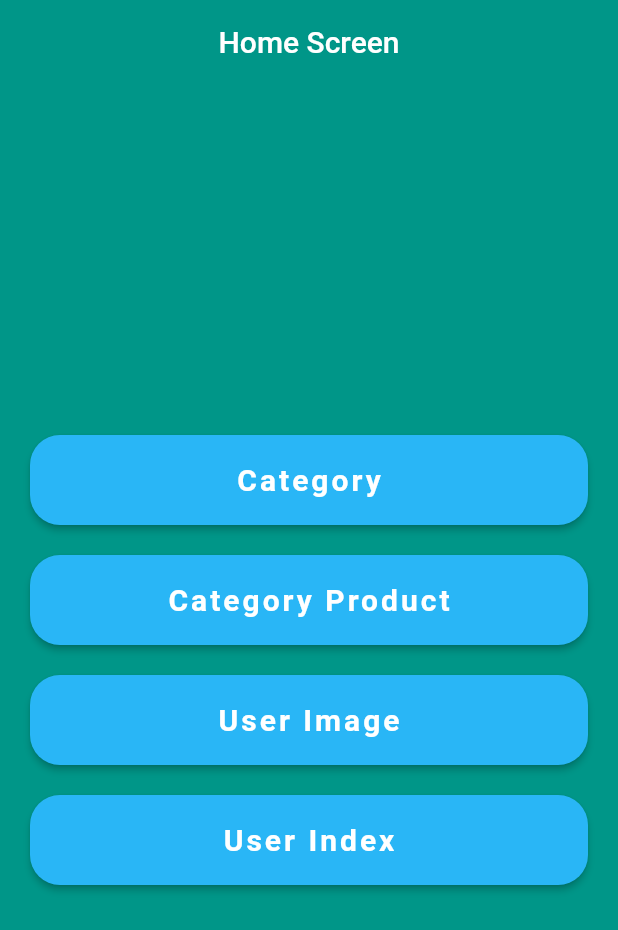
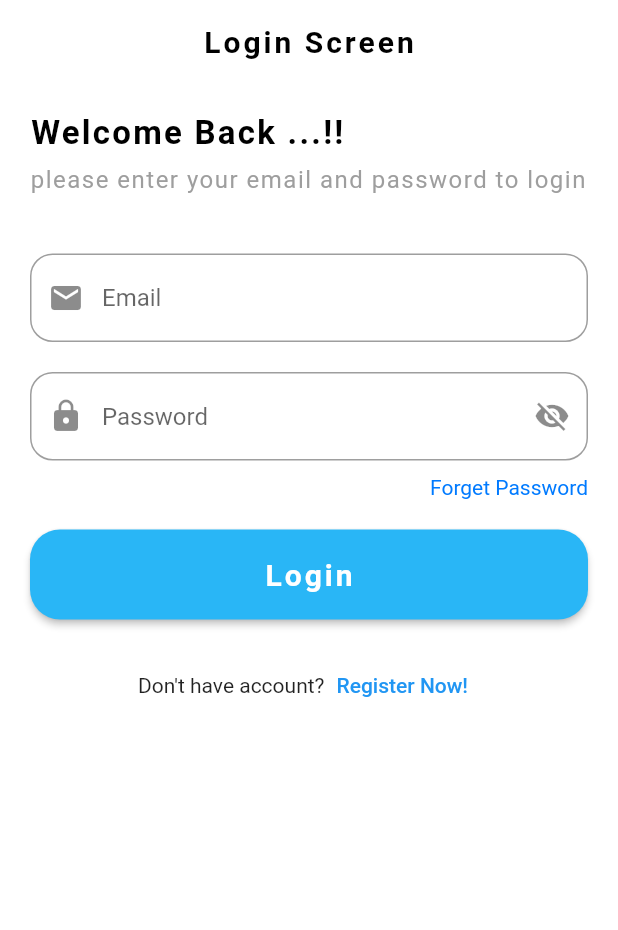
Before and after one commit to Nahed2000/api_with_ui, a Flutter app: the screen it shows after launch, on a phone screen of 412 x 824 dp. Shown: the top 930 px of the screen. Run offline on Flutter 3.47's test engine with Material 2 defaults, Android fonts, the phone set to English and light mode, and no system bars; our stand-ins replace get, shared_preferences; accounts and stored records are empty.

Commit message:
login screen api & ui

```diff
--- a/lib/api/api_controller/auth_api_controller.dart
+++ b/lib/api/api_controller/auth_api_controller.dart
@@ -30,7 +30,7 @@ class AuthApiController with ApiHelper {
     required String email,
     required String password,
   }) async {
-    var url = Uri.parse(ApiSetting.register);
+    var url = Uri.parse(ApiSetting.login);
     var response = await http.post(url, body: {
       "password": password,
       "email": email,
--- a/lib/main.dart
+++ b/lib/main.dart
@@ -1,3 +1,4 @@
+import 'package:api_review/screen/auth/login_screen.dart';
 import 'package:api_review/screen/category/categories_screen.dart';
 import 'package:api_review/screen/category/categoty_product.dart';
 import 'package:api_review/screen/home_screen.dart';
@@ -5,7 +6,10 @@ import 'package:api_review/screen/lunch_screen.dart';
 import 'package:api_review/screen/user/user_image_screen.dart';
 import 'package:api_review/screen/user/user_index.dart';
 import 'package:api_review/storeg/pref_controller.dart';
+import 'package:flutter/gestures.dart';
 import 'package:flutter/material.dart';
+
+import 'screen/auth/forget_password.dart';
 
 void main() async{
   WidgetsFlutterBinding.ensureInitialized();
@@ -21,10 +25,12 @@ class MyApp extends StatelessWidget {
   Widget build(BuildContext context) {
     return  MaterialApp(
       debugShowCheckedModeBanner: false,
-      initialRoute:'/lunch_screen',
+      initialRoute:'/login_screen',
         routes:
         {
           '/lunch_screen':(context) =>const LunchScreen(),
+          '/login_screen':(context) =>const LoginScreen(),
+          '/forget_password':(context) =>const ForgetPassword(),
           '/home_screen':(context) =>const HomeScreen(),
           '/categories_screen':(context) =>const CategoriesScreen(),
           '/category_product':(context) =>const CategoryProductScreen(),
--- /dev/null
+++ b/lib/screen/auth/login_screen.dart
@@ -0,0 +1,151 @@
+import 'package:api_review/api/api_controller/auth_api_controller.dart';
+import 'package:api_review/model/api_response.dart';
+import 'package:api_review/util/helper.dart';
+import 'package:api_review/widget/custom_button.dart';
+import 'package:flutter/cupertino.dart';
+import 'package:flutter/material.dart';
+
+import '../../widget/custom_text_field.dart';
+
+class LoginScreen extends StatefulWidget {
+  const LoginScreen({Key? key}) : super(key: key);
+
+  @override
+  State<LoginScreen> createState() => _LoginScreenState();
+}
+
+class _LoginScreenState extends State<LoginScreen> with Helper {
+  late TextEditingController _emailController;
+  late TextEditingController _passwordController;
+
+  @override
+  void initState() {
+    // TODO: implement initState
+    _emailController = TextEditingController();
+    _passwordController = TextEditingController();
+    super.initState();
+  }
+
+  @override
+  void dispose() {
+    // TODO: implement dispose
+    _emailController.dispose();
+    _passwordController.dispose();
+    super.dispose();
+  }
+
+  @override
+  Widget build(BuildContext context) {
+    return Scaffold(
+      backgroundColor: Colors.white,
+      appBar: AppBar(
+        elevation: 0,
+        backgroundColor: Colors.white,
+        centerTitle: true,
+        title: const Text(
+          'Login Screen',
+          style: TextStyle(
+              color: Colors.black,
+              fontSize: 20,
+              letterSpacing: 2,
+              fontWeight: FontWeight.bold),
+        ),
+      ),
+      body: Padding(
+        padding: const EdgeInsets.all(20.0),
+        child: Column(
+          // mainAxisAlignment: MainAxisAlignment.s,
+          crossAxisAlignment: CrossAxisAlignment.start,
+          children: [
+            const Text(
+              'Welcome Back ...!!',
+              style: TextStyle(
+                color: Colors.black,
+                fontSize: 22,
+                letterSpacing: 1.5,
+                fontWeight: FontWeight.bold,
+              ),
+            ),
+            const SizedBox(height: 8),
+            const Text(
+              'please enter your email and password to login ',
+              style: TextStyle(
+                color: Colors.grey,
+                fontSize: 16,
+                letterSpacing: 1,
+                fontWeight: FontWeight.w400,
+              ),
+            ),
+            const SizedBox(height: 40),
+            CustomTextField(
+              controller: _emailController,
+              hintText: 'Email',
+              prefixIcon: Icons.email,
+            ),
+            const SizedBox(height: 20),
+            CustomTextField(
+              controller: _passwordController,
+              hintText: 'Password',
+              prefixIcon: Icons.lock,
+              obSecured: true,
+            ),
+            const SizedBox(height: 10),
+            Align(
+              alignment: Alignment.topRight,
+              child: GestureDetector(
+                onTap: () => Navigator.pushNamed(context, '/forget_password'),
+                child: Text(
+                  'Forget Password',
+                  style: TextStyle(color: CupertinoColors.activeBlue),
+                ),
+              ),
+            ),
+            const SizedBox(height: 20),
+            CustomButton(
+                onPress: () async => await _performLogin(), title: 'Login'),
+            const SizedBox(height: 20),
+            Row(
+              mainAxisAlignment: MainAxisAlignment.center,
+              children: [
+                const Text("Don't have account?"),
+                TextButton(
+                  onPressed: () {},
+                  child: const Text('Register Now!'),
+                ),
+              ],
+            ),
+          ],
+        ),
+      ),
+    );
+  }
+
+  Future<void> _performLogin() async {
+    if (checkData()) {
+      await login();
+    }
+  }
+
+  bool checkData() {
+    if (_emailController.text.isNotEmpty &&
+        _passwordController.text.isNotEmpty) {
+      return true;
+    }
+    showSnackBar(context,
+        message:
+            'Required Data, Please Enter your information Password and Email ',
+        error: true);
+    return false;
+  }
+
+  Future<void> login() async {
+    ApiResponse apiResponse = await AuthApiController().login(
+        email: _emailController.text, password: _passwordController.text);
+
+    showSnackBar(context,
+        message: apiResponse.message, error: !apiResponse.status);
+    if (apiResponse.status) {
+      Navigator.pushReplacementNamed(context, '/home_screen');
+    }
+  }
+}
--- a/lib/screen/home_screen.dart
+++ b/lib/screen/home_screen.dart
@@ -30,25 +30,25 @@ class _HomeScreenState extends State<HomeScreen> {
         child: Center(
           child: Column(
             mainAxisAlignment: MainAxisAlignment.center,
-            children: const [
+            children: [
               CustomButton(
                 title: 'Category',
-                routeName: '/categories_screen',
+                onPress: () => Navigator.pushNamed(context, '/categories_screen'),
               ),
-              SizedBox(height: 20),
+              const SizedBox(height: 20),
               CustomButton(
                 title: 'Category Product',
-                routeName: '/category_product',
+                onPress: () => Navigator.pushNamed(context, '/category_product'),
               ),
-              SizedBox(height: 20),
+              const SizedBox(height: 20),
               CustomButton(
                 title: 'User Image',
-                routeName: '/user_image_screen',
+                onPress: () => Navigator.pushNamed(context, '/user_image_screen'),
               ),
-              SizedBox(height: 20),
+              const SizedBox(height: 20),
               CustomButton(
                 title: 'User Index',
-                routeName: '/user_index',
+                onPress: () => Navigator.pushNamed(context, '/user_index'),
               ),
             ],
           ),
--- /dev/null
+++ b/lib/util/helper.dart
@@ -0,0 +1,20 @@
+import 'package:flutter/material.dart';
+
+mixin Helper {
+  showSnackBar(
+      BuildContext context, {
+        required String message,
+        required bool error,
+      }) {
+    ScaffoldMessenger.of(context).showSnackBar(
+      SnackBar(
+        content: Text(message),
+        elevation: 0,
+        backgroundColor: error?Colors.red:Colors.green,
+        behavior: SnackBarBehavior.floating,
+        duration: const Duration(seconds: 3),
+        dismissDirection: DismissDirection.horizontal,
+      ),
+    );
+  }
+}
--- a/lib/widget/custom_button.dart
+++ b/lib/widget/custom_button.dart
@@ -1,18 +1,19 @@
 import 'package:flutter/material.dart';
 
 class CustomButton extends StatelessWidget {
-  const CustomButton({
+  const  CustomButton({
     Key? key,
     required this.title,
-    required this.routeName,
+    required this.onPress,
+
   }) : super(key: key);
 
-  final String routeName;
+  final void Function() onPress;
   final String title;
   @override
   Widget build(BuildContext context) {
     return ElevatedButton(
-      onPressed: () =>Navigator.pushNamed(context, routeName),
+      onPressed:onPress ,
       style: ElevatedButton.styleFrom(
         primary: Colors.lightBlue.shade400,
         minimumSize: const Size(double.infinity, 60),
--- /dev/null
+++ b/lib/widget/custom_text_field.dart
@@ -0,0 +1,49 @@
+import 'package:flutter/material.dart';
+
+class CustomTextField extends StatefulWidget {
+   CustomTextField({
+    Key? key,
+    required this.controller,
+    required this.hintText,
+    required this.prefixIcon,
+     this.obSecured = false,
+  }) : super(key: key);
+
+  final TextEditingController controller;
+  final String hintText;
+  final IconData prefixIcon;
+   bool obSecured;
+
+  @override
+  State<CustomTextField> createState() => _CustomTextFieldState();
+}
+
+class _CustomTextFieldState extends State<CustomTextField> {
+  @override
+  Widget build(BuildContext context) {
+    return TextField(
+      controller: widget.controller,
+      decoration: InputDecoration(
+        hintText: widget.hintText,
+        border: OutlineInputBorder(
+          borderRadius: BorderRadius.circular(15),
+        ),
+        prefixIcon: Icon(widget.prefixIcon),
+        suffixIcon: Visibility(
+          visible: widget.hintText=='Password',
+          child: IconButton(
+            icon: Icon(widget.obSecured?Icons.visibility_off:Icons.visibility),
+            onPressed: (){
+              print(widget.obSecured);
+              setState(() {
+                widget.obSecured = !widget.obSecured;
+              });
+            },
+
+          ),
+        )
+      ),
+      obscureText: widget.obSecured,
+    );
+  }
+}
```
